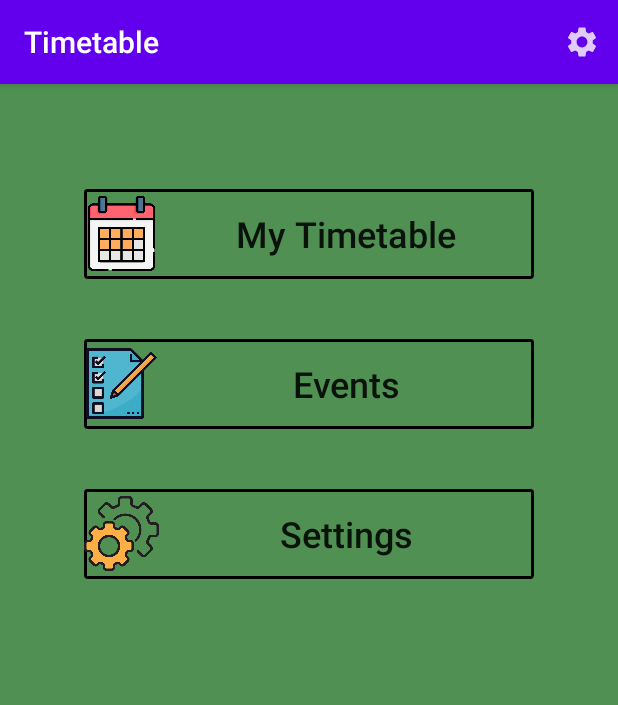
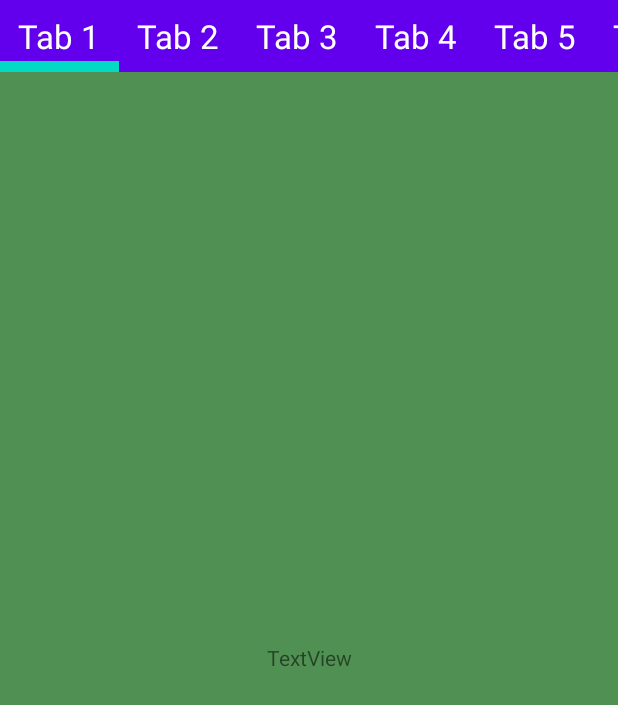
Before and after one commit to andreitraistaru/Timetable, an Android app: the screen it shows after launch (MainActivity before the commit, ViewTimetableActivity after it), after a tap on "actionSettings", on a phone screen of 412 x 824 dp. Shown: the top 705 px of the screen. Run offline under Robolectric (Android 15) with nearby library versions, the phone set to English and light mode, and no system bars.

Commit message:
Tabs from ViewTimetableActivity customized. Few other minor changes.

```diff
--- a/app/src/main/AndroidManifest.xml
+++ b/app/src/main/AndroidManifest.xml
@@ -9,7 +9,7 @@
         android:roundIcon="@mipmap/ic_launcher_round"
         android:supportsRtl="true"
         android:theme="@style/AppTheme">
-        <activity android:name=".activities.ViewTimetableActivity"></activity>
+        <activity android:name=".activities.viewTimetableActivity.ViewTimetableActivity" />
         <activity android:name=".activities.ViewEventsActivity" />
         <activity android:name=".activities.SettingsActivity" />
         <activity android:name=".activities.MainActivity">
--- a/app/src/main/java/com/timetable/activities/MainActivity.java
+++ b/app/src/main/java/com/timetable/activities/MainActivity.java
@@ -3,12 +3,14 @@ package com.timetable.activities;
 import androidx.annotation.NonNull;
 import androidx.appcompat.app.AppCompatActivity;
 
+import android.content.Intent;
 import android.os.Bundle;
 import android.view.Menu;
 import android.view.MenuItem;
 import android.widget.Toast;
 
 import com.timetable.R;
+import com.timetable.activities.viewTimetableActivity.ViewTimetableActivity;
 
 public class MainActivity extends AppCompatActivity {
 
@@ -29,6 +31,9 @@ public class MainActivity extends AppCompatActivity {
     public boolean onOptionsItemSelected(@NonNull MenuItem item) {
         Toast.makeText(this, "Settings clicked!", Toast.LENGTH_SHORT).show();
 
+        Intent intent = new Intent(this, ViewTimetableActivity.class);
+        startActivity(intent);
+
         return true;
     }
 }
--- /dev/null
+++ b/app/src/main/java/com/timetable/activities/viewTimetableActivity/DayFragment.java
@@ -0,0 +1,24 @@
+package com.timetable.activities.viewTimetableActivity;
+
+import android.os.Bundle;
+import android.view.LayoutInflater;
+import android.view.View;
+import android.view.ViewGroup;
+
+import androidx.annotation.NonNull;
+import androidx.annotation.Nullable;
+import androidx.fragment.app.Fragment;
+
+import com.timetable.R;
+
+public class DayFragment extends Fragment {
+    public DayFragment() {
+
+    }
+
+    @Nullable
+    @Override
+    public View onCreateView(@NonNull LayoutInflater inflater, @Nullable ViewGroup container, @Nullable Bundle savedInstanceState) {
+        return inflater.inflate(R.layout.fragment_day, container, false);
+    }
+}
--- /dev/null
+++ b/app/src/main/java/com/timetable/activities/viewTimetableActivity/TimetableFragmentAdapter.java
@@ -0,0 +1,26 @@
+package com.timetable.activities.viewTimetableActivity;
+
+import androidx.annotation.NonNull;
+import androidx.fragment.app.Fragment;
+import androidx.fragment.app.FragmentActivity;
+import androidx.viewpager2.adapter.FragmentStateAdapter;
+
+import com.timetable.utils.GlobalVariables;
+
+public class TimetableFragmentAdapter extends FragmentStateAdapter {
+
+    public TimetableFragmentAdapter(@NonNull FragmentActivity fragmentActivity) {
+        super(fragmentActivity);
+    }
+
+    @NonNull
+    @Override
+    public Fragment createFragment(int position) {
+        return new DayFragment();
+    }
+
+    @Override
+    public int getItemCount() {
+        return GlobalVariables.numberOfDays;
+    }
+}
--- /dev/null
+++ b/app/src/main/java/com/timetable/activities/viewTimetableActivity/ViewTimetableActivity.java
@@ -0,0 +1,42 @@
+package com.timetable.activities.viewTimetableActivity;
+
+import androidx.annotation.NonNull;
+import androidx.appcompat.app.ActionBar;
+import androidx.appcompat.app.AppCompatActivity;
+import androidx.viewpager.widget.PagerAdapter;
+import androidx.viewpager.widget.ViewPager;
+import androidx.viewpager2.widget.ViewPager2;
+
+import android.os.Bundle;
+import android.view.Window;
+import android.widget.TableLayout;
+
+import com.google.android.material.tabs.TabLayout;
+import com.google.android.material.tabs.TabLayoutMediator;
+import com.timetable.R;
+
+public class ViewTimetableActivity extends AppCompatActivity {
+
+    private TabLayout tabLayout;
+    private ViewPager2 viewPager;
+
+    @Override
+    protected void onCreate(Bundle savedInstanceState) {
+        super.onCreate(savedInstanceState);
+        setContentView(R.layout.activity_view_timetable);
+
+        ActionBar actionBar = getSupportActionBar();
+        actionBar.hide();
+
+        tabLayout = findViewById(R.id.tabLayout);
+        viewPager = findViewById(R.id.viewPager);
+        viewPager.setAdapter(new TimetableFragmentAdapter(this));
+
+        new TabLayoutMediator(tabLayout, viewPager, new TabLayoutMediator.TabConfigurationStrategy() {
+            @Override
+            public void onConfigureTab(@NonNull TabLayout.Tab tab, int position) {
+                tab.setText("Tab " + (position + 1));
+            }
+        }).attach();
+    }
+}
--- /dev/null
+++ b/app/src/main/java/com/timetable/utils/GlobalVariables.java
@@ -0,0 +1,5 @@
+package com.timetable.utils;
+
+public class GlobalVariables {
+    public static int numberOfDays = 7;
+}
--- a/app/src/main/res/layout/activity_view_timetable.xml
+++ b/app/src/main/res/layout/activity_view_timetable.xml
@@ -4,21 +4,23 @@
     xmlns:tools="http://schemas.android.com/tools"
     android:layout_width="match_parent"
     android:layout_height="match_parent"
-    tools:context=".activities.ViewTimetableActivity">
+    android:background="@color/backgroundMainActivity"
+    tools:context=".activities.viewTimetableActivity.ViewTimetableActivity">
 
     <com.google.android.material.tabs.TabLayout
         android:id="@+id/tabLayout"
-        android:layout_width="409dp"
+        android:layout_width="0dp"
         android:layout_height="wrap_content"
-        android:layout_marginStart="4dp"
-        android:layout_marginTop="4dp"
-        android:layout_marginEnd="4dp"
+        android:background="@color/colorPrimary"
         app:layout_constraintEnd_toEndOf="parent"
         app:layout_constraintHorizontal_bias="0.0"
         app:layout_constraintStart_toStartOf="parent"
         app:layout_constraintTop_toTopOf="parent"
+        app:tabIndicatorColor="@color/colorAccent"
+        app:tabIndicatorHeight="7dp"
         app:tabMode="scrollable"
-        app:tabTextAppearance="@style/TextAppearance.AppCompat.Large">
+        app:tabTextAppearance="@style/TextAppearance.AppCompat.Large"
+        app:tabTextColor="@color/textTabsViewTimetableActivity">
 
         <com.google.android.material.tabs.TabItem
             android:layout_width="wrap_content"
@@ -57,15 +59,13 @@
     </com.google.android.material.tabs.TabLayout>
 
     <androidx.viewpager2.widget.ViewPager2
-        android:id="@+id/viewPager2"
-        android:layout_width="358dp"
-        android:layout_height="706dp"
-        android:layout_marginStart="4dp"
+        android:id="@+id/viewPager"
+        android:layout_width="0dp"
+        android:layout_height="0dp"
         android:layout_marginTop="4dp"
-        android:layout_marginEnd="4dp"
-        android:layout_marginBottom="4dp"
         app:layout_constraintBottom_toBottomOf="parent"
         app:layout_constraintEnd_toEndOf="parent"
         app:layout_constraintStart_toStartOf="parent"
         app:layout_constraintTop_toBottomOf="@+id/tabLayout" />
+
 </androidx.constraintlayout.widget.ConstraintLayout>
--- /dev/null
+++ b/app/src/main/res/layout/fragment_day.xml
@@ -0,0 +1,18 @@
+<androidx.constraintlayout.widget.ConstraintLayout xmlns:android="http://schemas.android.com/apk/res/android"
+    xmlns:app="http://schemas.android.com/apk/res-auto"
+    xmlns:tools="http://schemas.android.com/tools"
+    android:layout_width="match_parent"
+    android:layout_height="match_parent"
+    android:background="@color/backgroundMainActivity"
+    tools:context=".activities.viewTimetableActivity.ViewTimetableActivity">
+
+    <TextView
+        android:id="@+id/textView2"
+        android:layout_width="wrap_content"
+        android:layout_height="wrap_content"
+        android:text="TextView"
+        app:layout_constraintBottom_toBottomOf="parent"
+        app:layout_constraintEnd_toEndOf="parent"
+        app:layout_constraintStart_toStartOf="parent"
+        app:layout_constraintTop_toTopOf="parent" />
+</androidx.constraintlayout.widget.ConstraintLayout>
--- a/app/src/main/res/values/colors.xml
+++ b/app/src/main/res/values/colors.xml
@@ -4,4 +4,5 @@
     <color name="colorPrimaryDark">#3700B3</color>
     <color name="colorAccent">#03DAC5</color>
     <color name="backgroundMainActivity">#509153</color>
+    <color name="textTabsViewTimetableActivity">#FFFFFF</color>
 </resources>
```
Also changed, not shown: app/src/main/java/com/timetable/activities/ViewTimetableActivity.java (deleted, +0 -16 lines), app/src/main/java/com/timetable/utils/Constants.java (+7 -0 lines), app/src/main/res/xml/root_preferences.xml (deleted, +0 -35 lines).
